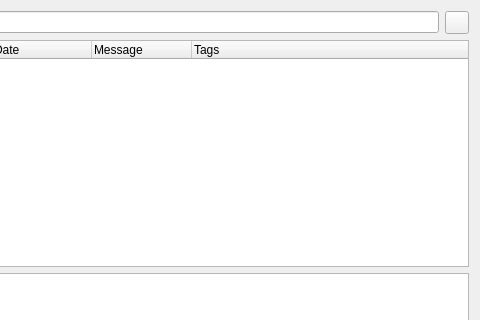
Old version of the form Plugins/VcsPlugins/vcsMercurial/HgLogBrowserDialog.ui in the repository testmana2/test; both pictures show x 520 to 1000 and y 0 to 320 of the 1000 by 800 pixel window.
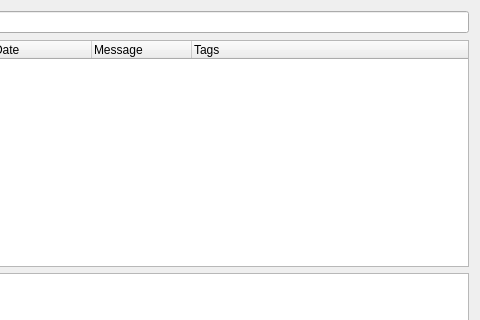
New version of the form. Custom widgets are drawn as their Qt base class.

Commit message: Changed a bunch of forms to use the E5ClearableLineEdit and E5ClearableComboBox.

```diff
--- a/Plugins/VcsPlugins/vcsMercurial/HgLogBrowserDialog.ui
+++ b/Plugins/VcsPlugins/vcsMercurial/HgLogBrowserDialog.ui
@@ -125,13 +125,6 @@
        </property>
       </widget>
      </item>
-     <item>
-      <widget class="QToolButton" name="clearRxEditButton">
-       <property name="text">
-        <string/>
-       </property>
-      </widget>
-     </item>
     </layout>
    </item>
    <item>
@@ -476,6 +469,13 @@
    </item>
   </layout>
  </widget>
+ <customwidgets>
+  <customwidget>
+   <class>E5ClearableLineEdit</class>
+   <extends>QLineEdit</extends>
+   <header>E5Gui/E5LineEdit.h</header>
+  </customwidget>
+ </customwidgets>
  <tabstops>
   <tabstop>fromDate</tabstop>
   <tabstop>toDate</tabstop>
```
Left out of the diff: 3 changed lines with no effect on the pictures. The commit also changes 61 other files.
